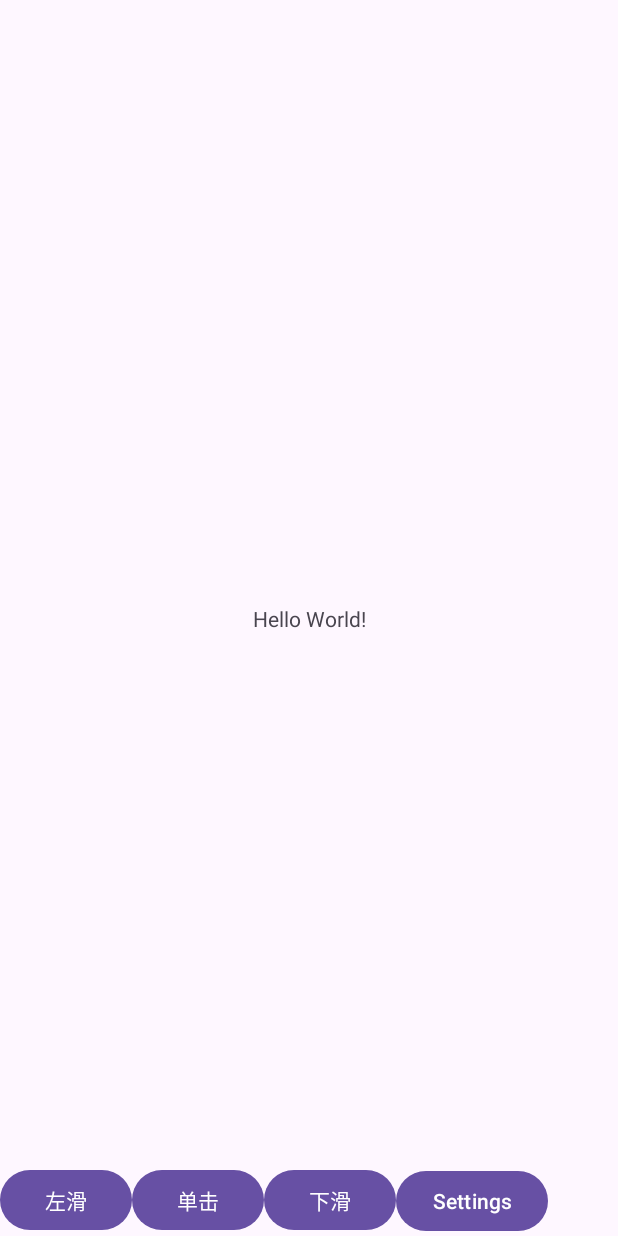
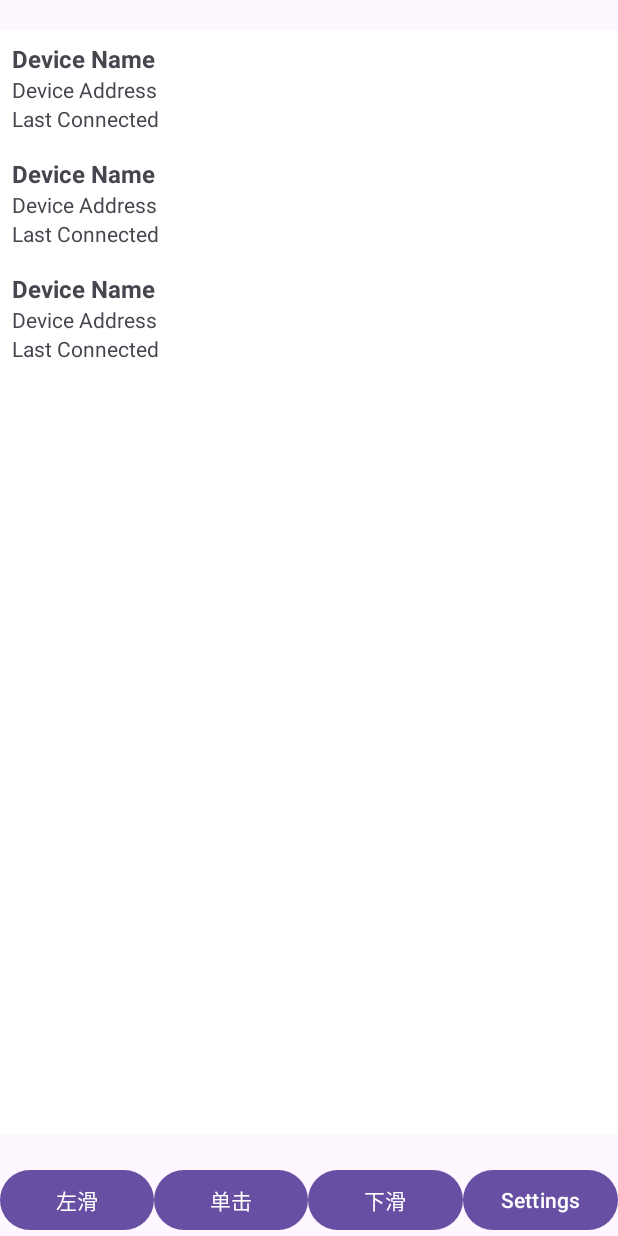
Before and after one commit to ajfkdk/AndroidMouseSimulator, an Android app: the layout activity_main.xml on its own in the app's theme, with its tools: preview values and no code run, on a phone screen of 412 x 824 dp. Run offline under Robolectric (Android 15) with nearby library versions, the phone set to English and light mode, and no system bars.

Commit message:
完成一个好看的布局

```diff
--- a/app/src/main/java/com/tencent/blue/blueTooth/HidConfig.java
+++ b/app/src/main/java/com/tencent/blue/manager/HidConfig.java
@@ -1,4 +1,4 @@
-package com.tencent.blue.blueTooth;
+package com.tencent.blue.manager;
 public class HidConfig {
     public final static String MOUSE_NAME = "VV Mouse";
 
--- a/app/src/main/res/layout/activity_main.xml
+++ b/app/src/main/res/layout/activity_main.xml
@@ -6,55 +6,55 @@
     android:layout_height="match_parent"
     tools:context=".MainActivity">
 
-    <TextView
-        android:id="@+id/info"
-        android:layout_width="wrap_content"
-        android:layout_height="wrap_content"
-        android:text="Hello World!"
-        app:layout_constraintBottom_toBottomOf="parent"
+    <androidx.recyclerview.widget.RecyclerView
+        android:id="@+id/device_list_recycler_view"
+        android:layout_width="match_parent"
+        android:layout_height="0dp"
+        android:layout_marginTop="20dp"
+        android:layout_marginBottom="20dp"
+        android:background="#FFFFFF"
+        app:layout_constraintTop_toTopOf="parent"
+        app:layout_constraintBottom_toTopOf="@id/button_group"
+        app:layout_constraintStart_toStartOf="parent"
         app:layout_constraintEnd_toEndOf="parent"
-        app:layout_constraintStart_toStartOf="parent"
-        app:layout_constraintTop_toTopOf="parent" />
+        tools:listitem="@layout/device_list_item" />
 
     <LinearLayout
+        android:id="@+id/button_group"
         android:layout_width="match_parent"
         android:layout_height="wrap_content"
         android:orientation="horizontal"
+        android:gravity="center"
         app:layout_constraintBottom_toBottomOf="parent"
+        app:layout_constraintStart_toStartOf="parent"
         app:layout_constraintEnd_toEndOf="parent">
 
-        <!-- 调试按钮，居中 -->
         <Button
             android:id="@+id/sendSingle"
-            android:layout_width="wrap_content"
+            android:layout_width="0dp"
             android:layout_height="wrap_content"
-            android:text="左滑"
-            app:layout_constraintTop_toTopOf="parent" />
+            android:layout_weight="1"
+            android:text="左滑" />
 
-        <!-- 服务端开启 -->
         <Button
             android:id="@+id/sendCombination"
-            android:layout_width="wrap_content"
+            android:layout_width="0dp"
             android:layout_height="wrap_content"
-            android:text="单击"
-            app:layout_constraintTop_toTopOf="parent"
-            app:layout_constraintEnd_toEndOf="parent" />
+            android:layout_weight="1"
+            android:text="单击" />
 
-        <!-- 客户端开启 -->
         <Button
             android:id="@+id/sendString"
-            android:layout_width="wrap_content"
+            android:layout_width="0dp"
             android:layout_height="wrap_content"
-            android:text="下滑"
-            app:layout_constraintTop_toTopOf="parent"
-            app:layout_constraintStart_toStartOf="parent" />
+            android:layout_weight="1"
+            android:text="下滑" />
 
-        <!-- 打开设置界面的按钮 -->
         <Button
             android:id="@+id/openSettings"
-            android:layout_width="wrap_content"
+            android:layout_width="0dp"
             android:layout_height="wrap_content"
-            android:text="Settings"
-            app:layout_constraintTop_toTopOf="parent" />
+            android:layout_weight="1"
+            android:text="Settings" />
     </LinearLayout>
 </androidx.constraintlayout.widget.ConstraintLayout>
--- /dev/null
+++ b/app/src/main/res/layout/device_list_item.xml
@@ -0,0 +1,29 @@
+<?xml version="1.0" encoding="utf-8"?>
+<LinearLayout xmlns:android="http://schemas.android.com/apk/res/android"
+    android:layout_width="match_parent"
+    android:layout_height="wrap_content"
+    android:orientation="vertical"
+    android:padding="8dp">
+
+    <TextView
+        android:id="@+id/device_name"
+        android:layout_width="wrap_content"
+        android:layout_height="wrap_content"
+        android:text="Device Name"
+        android:textSize="16sp"
+        android:textStyle="bold" />
+
+    <TextView
+        android:id="@+id/device_address"
+        android:layout_width="wrap_content"
+        android:layout_height="wrap_content"
+        android:text="Device Address"
+        android:textSize="14sp" />
+
+    <TextView
+        android:id="@+id/device_last_connected"
+        android:layout_width="wrap_content"
+        android:layout_height="wrap_content"
+        android:text="Last Connected"
+        android:textSize="14sp" />
+</LinearLayout>
```
Also changed, not shown: app/src/main/java/com/tencent/blue/DeviceListAdapter.java (added, +61 -0 lines), app/src/main/java/com/tencent/blue/MainActivity.java (+43 -27 lines), app/src/main/java/com/tencent/blue/manager/BluetoothConnectionManager.java (+16 -4 lines), app/src/main/java/com/tencent/blue/storage/DeviceStorage.java (added, +141 -0 lines), app/src/main/java/com/tencent/blue/storage/HostDevice.java (added, +64 -0 lines).
